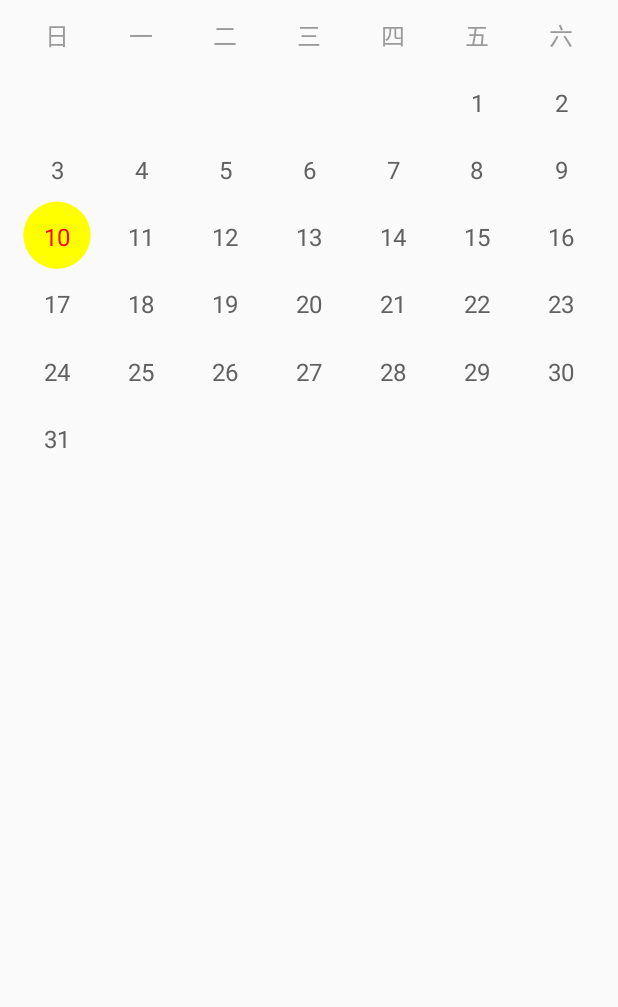
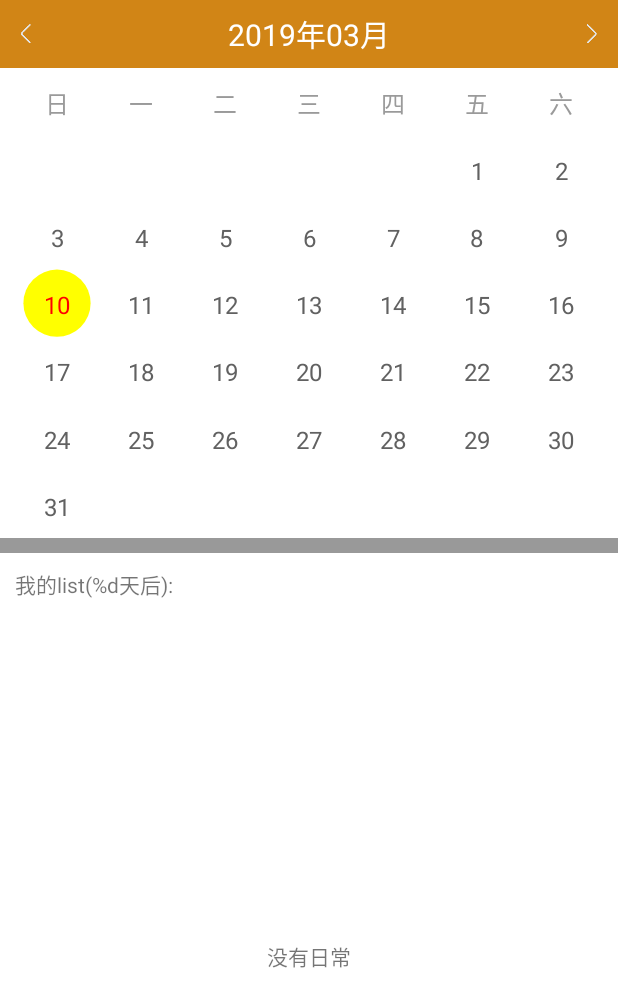
Before and after one commit to happyfsyy/ToDoList, an Android app: the screen it shows after launch (DateAct), on a phone screen of 412 x 824 dp. Shown: the top 1007 px of the screen. Run offline under Robolectric (Android 15) with nearby library versions, the phone set to English and light mode, and no system bars.

Commit message:
3/10 afternoon

```diff
--- a/app/src/main/java/com/example/todolist/activity/DateAct.java
+++ b/app/src/main/java/com/example/todolist/activity/DateAct.java
@@ -1,38 +1,156 @@
 package com.example.todolist.activity;
 
 import android.os.Bundle;
+import android.view.LayoutInflater;
+import android.view.View;
+import android.view.ViewGroup;
+import android.widget.ImageView;
+import android.widget.LinearLayout;
+import android.widget.TextView;
 
 import com.example.todolist.R;
+import com.example.todolist.adapter.CalendarPagerAdapter;
+import com.example.todolist.adapter.DateAdapter;
+import com.example.todolist.bean.ListItem;
+import com.example.todolist.db.ListItemDao;
 import com.example.todolist.listener.OnItemSelectedListener;
+import com.example.todolist.utils.DateUtil;
+import com.example.todolist.utils.DisplayUtil;
 import com.example.todolist.utils.ToastUtil;
 import com.example.todolist.view.CalendarView;
 
 import java.util.Calendar;
 import java.util.Date;
+import java.util.List;
 
 import androidx.annotation.Nullable;
+import androidx.recyclerview.widget.LinearLayoutManager;
+import androidx.recyclerview.widget.RecyclerView;
+import androidx.viewpager.widget.ViewPager;
 
 public class DateAct extends BaseActivity{
-    private CalendarView calendarView;
+    private ImageView lastMonth;
+    private ImageView nextMonth;
+    private TextView yearAndMonth;
     private static Calendar calendar;
+    private ViewPager viewPager;
+    private CalendarView[] calendarViews=new CalendarView[3];
+    private Date tempDate=new Date();
+    private CalendarPagerAdapter adapter;
+    private int currentImgIndex;
+    private boolean isChanged=false;
+    private RecyclerView recyclerView;
+    private List<ListItem> dataList;
+    private DateAdapter dateAdapter;
     @Override
     protected void onCreate(@Nullable Bundle savedInstanceState) {
         super.onCreate(savedInstanceState);
         setContentView(R.layout.activity_date);
-        calendarView=findViewById(R.id.calendar_view);
+
+        initViews();
+    }
+    private void initViews(){
         calendar=Calendar.getInstance();
-        calendarView.setOnItemSelectedListener(new OnItemSelectedListener() {
+        viewPager=findViewById(R.id.date_viewpager);
+        lastMonth=findViewById(R.id.date_last_month);
+        nextMonth=findViewById(R.id.date_next_month);
+        yearAndMonth=findViewById(R.id.date_year_month);
+        recyclerView=findViewById(R.id.date_recyclerView);
+        initYearAndMonthHeader();
+        initCalendarViews();
+        initViewPager();
+        initRecyclerView();
+    }
+    private void initYearAndMonthHeader(){
+        String yearAndMonthText=DateUtil.getYearAndMonth(tempDate);
+        yearAndMonth.setText(yearAndMonthText);
+        lastMonth.setOnClickListener(new View.OnClickListener() {
             @Override
-            public void onItemSelected(Date selectedDate) {
-                ToastUtil.showToast(getYearMonthDay(selectedDate));
+            public void onClick(View v) {
+                clickLast();
+                setCalendarViewsDate();
+            }
+        });
+        nextMonth.setOnClickListener(new View.OnClickListener() {
+            @Override
+            public void onClick(View v) {
+                clickNext();
+                setCalendarViewsDate();
             }
         });
     }
-    public static String getYearMonthDay(Date date){
-        calendar.setTime(date);
-        int year=calendar.get(Calendar.YEAR);
-        int month=calendar.get(Calendar.MONTH)+1;
-        int day=calendar.get(Calendar.DAY_OF_MONTH);
-        return String.format(MyApplication.getContext().getResources().getString(R.string.year_month_day),year,month,day);
+    private void clickLast(){
+        calendar.add(Calendar.MONTH,-1);
+        String yearMonthText=DateUtil.getYearAndMonth(calendar.getTime());
+        yearAndMonth.setText(yearMonthText);
     }
+    private void clickNext(){
+        calendar.add(Calendar.MONTH,1);
+        String yearMonthText=DateUtil.getYearAndMonth(calendar.getTime());
+        yearAndMonth.setText(yearMonthText);
+    }
+    private void initCalendarViews(){
+        for(int i=0;i<3;i++){
+            calendarViews[i]=new CalendarView(this);
+            calendarViews[i].setOnItemSelectedListener(new OnItemSelectedListener() {
+                @Override
+                public void onItemSelected(Date selectedDate) {
+                    for(int i=0;i<3;i++){
+                        if(calendarViews[i].getSelectedDate().compareTo(selectedDate)!=0){
+                            calendarViews[i].setSelectedDate(selectedDate);
+                        }
+                    }
+                    ToastUtil.showToast(DateUtil.getYearMonthDay(selectedDate));
+                    //todo private OnItemSelectedListener
+                }
+            });
+        }
+        setCalendarViewsDate();
+    }
+    private void initViewPager(){
+        float height=(DisplayUtil.getScreenWidth()-2*DisplayUtil.dp2px(10))*0.8f;
+        viewPager.setLayoutParams(new LinearLayout.LayoutParams(LinearLayout.LayoutParams.MATCH_PARENT,(int)height));
+        adapter=new CalendarPagerAdapter(calendarViews);
+        viewPager.setAdapter(adapter);
+        currentImgIndex=1;
+        viewPager.setCurrentItem(currentImgIndex);
+        viewPager.addOnPageChangeListener(new ViewPager.SimpleOnPageChangeListener() {
+            @Override
+            public void onPageSelected(int position) {
+                currentImgIndex=position;
+                isChanged=true;
+                if(currentImgIndex==2){
+                    clickNext();
+                }else if(currentImgIndex==0){
+                    clickLast();
+                }
+            }
+            @Override
+            public void onPageScrollStateChanged(int state) {
+                if(isChanged&&state==ViewPager.SCROLL_STATE_IDLE){
+                    setCalendarViewsDate();
+                    viewPager.setCurrentItem(1,false);
+                    isChanged=false;
+                }
+            }
+        });
+    }
+    private void setCalendarViewsDate(){
+        for(int i=0;i<3;i++){
+            calendar.add(Calendar.MONTH,i-1);
+            tempDate=calendar.getTime();
+            calendarViews[i].setCurMonthDate(tempDate);
+            calendar.add(Calendar.MONTH,1-i);
+        }
+    }
+    private void initRecyclerView(){
+        recyclerView.setLayoutManager(new LinearLayoutManager(this));
+        dataList= ListItemDao.queryAllItems(DateUtil.getYearMonthDayNumberic(tempDate));
+        dateAdapter=new DateAdapter(this,dataList);
+        View headerView= LayoutInflater.from(this).inflate(R.layout.date_header_item,null);
+        dateAdapter.addHeaderView(headerView);
+        recyclerView.setAdapter(dateAdapter);
+    }
+
+
 }
--- a/app/src/main/java/com/example/todolist/activity/ListActivity.java
+++ b/app/src/main/java/com/example/todolist/activity/ListActivity.java
@@ -99,7 +99,7 @@ public class ListActivity extends BaseActivity{
         calendar.add(Calendar.DAY_OF_MONTH,1);
         LogUtil.e("dayofWeek:\t"+calendar.get(Calendar.DAY_OF_WEEK));
         date=calendar.getTime();
-        time=DateUtil.dateToString(date);
+        time=DateUtil.getYearMonthDayNumberic(date);
         dateTextView.setText(time);
         //todo 根据数据库获取当天的状况,需不需要开启线程
         int status= DayStatusDao.queryStatus(time);
--- /dev/null
+++ b/app/src/main/java/com/example/todolist/adapter/CalendarPagerAdapter.java
@@ -0,0 +1,32 @@
+package com.example.todolist.adapter;
+
+import android.view.View;
+import android.view.ViewGroup;
+
+import androidx.annotation.NonNull;
+import androidx.viewpager.widget.PagerAdapter;
+
+public class CalendarPagerAdapter extends PagerAdapter {
+    private View[] views;
+    public CalendarPagerAdapter(View[] views){
+        this.views=views;
+    }
+    @Override
+    public void destroyItem(@NonNull ViewGroup container, int position, @NonNull Object object) {
+        container.removeView(views[position]);
+    }
+    @NonNull
+    @Override
+    public Object instantiateItem(@NonNull ViewGroup container, int position) {
+        container.addView(views[position]);
+        return views[position];
+    }
+    @Override
+    public int getCount() {
+        return views.length;
+    }
+    @Override
+    public boolean isViewFromObject(@NonNull View view, @NonNull Object object) {
+        return view==object;
+    }
+}
--- /dev/null
+++ b/app/src/main/java/com/example/todolist/adapter/DateAdapter.java
@@ -0,0 +1,97 @@
+package com.example.todolist.adapter;
+
+import android.content.Context;
+import android.view.LayoutInflater;
+import android.view.View;
+import android.view.ViewGroup;
+import android.widget.ImageView;
+import android.widget.TextView;
+
+import com.example.todolist.R;
+import com.example.todolist.bean.ListItem;
+
+import java.lang.reflect.Type;
+import java.util.List;
+
+import androidx.annotation.NonNull;
+import androidx.recyclerview.widget.RecyclerView;
+
+public class DateAdapter extends RecyclerView.Adapter<DateAdapter.NormalViewHolder> {
+    class NormalViewHolder extends RecyclerView.ViewHolder {
+        ImageView status;
+        TextView content;
+
+        public NormalViewHolder(@NonNull View itemView,int type) {
+            super(itemView);
+            if(type==ListItem.TYPE_HEADER&&headerView!=null)
+                return;
+            if(type==ListItem.TYPE_EMPTY)
+                return;
+            status = itemView.findViewById(R.id.date_item_status);
+            content = itemView.findViewById(R.id.date_item_content);
+        }
+    }
+    private List<ListItem> dataList;
+    private Context context;
+    private View headerView;
+
+    public DateAdapter(Context context,List<ListItem> dataList){
+        this.dataList=dataList;
+        this.context=context;
+    }
+    @NonNull
+    @Override
+    public DateAdapter.NormalViewHolder onCreateViewHolder(@NonNull ViewGroup parent, int viewType) {
+        View itemView=null;
+        if(headerView!=null&&viewType==ListItem.TYPE_HEADER){
+            //todo 这里改为每一个itemview对应一种viewholder试试看，哪怕只有一个textview
+//            itemView= LayoutInflater.from(context).inflate(R.layout.date_header_item,parent,false);
+            itemView=headerView;
+        }else if(viewType==ListItem.TYPE_EMPTY){
+            itemView=LayoutInflater.from(context).inflate(R.layout.date_empty_item,parent,false);
+        }else if(viewType==ListItem.TYPE_NORMAL){
+            itemView=LayoutInflater.from(context).inflate(R.layout.date_normal_item,parent,false);
+        }
+        return new NormalViewHolder(itemView, viewType);
+    }
+
+    @Override
+    public void onBindViewHolder(@NonNull DateAdapter.NormalViewHolder holder, int position) {
+        int itemViewType=getItemViewType(position);
+        if(itemViewType==ListItem.TYPE_NORMAL){
+            int status=dataList.get(position).getStatus();
+            String content=dataList.get(position).getContent();
+            //todo 这里根据status的情况，setImageRes，完成未完成
+            holder.status.setImageResource(R.drawable.emotion1);
+            holder.content.setText(content);
+        }
+    }
+
+    @Override
+    public int getItemCount() {
+        if(dataList.size()==0){
+            if(headerView!=null){
+                return 2;
+            }else{
+                return 1;
+            }
+        }else{
+            if(headerView!=null){
+                return dataList.size()+1;
+            }else{
+                return dataList.size();
+            }
+        }
+    }
+
+    @Override
+    public int getItemViewType(int position) {
+        if(headerView!=null&&position==0) return ListItem.TYPE_HEADER;
+        if(dataList.size()==0) return ListItem.TYPE_EMPTY;
+        return ListItem.TYPE_NORMAL;
+    }
+    public void addHeaderView(View headerView){
+        this.headerView=headerView;
+        notifyItemInserted(0);
+    }
+}
--- a/app/src/main/java/com/example/todolist/utils/DateUtil.java
+++ b/app/src/main/java/com/example/todolist/utils/DateUtil.java
@@ -1,4 +1,9 @@
 package com.example.todolist.utils;
+
+import android.content.res.Resources;
+
+import com.example.todolist.R;
+import com.example.todolist.activity.MyApplication;
 
 import java.text.DateFormat;
 import java.text.SimpleDateFormat;
@@ -6,8 +11,27 @@ import java.util.Calendar;
 import java.util.Date;
 
 public class DateUtil {
-    private static SimpleDateFormat simpleDateFormat= new SimpleDateFormat("yyyy/MM/dd");
-    public static String dateToString(Date date){
-        return simpleDateFormat.format(date);
+    private static Resources resources= MyApplication.getContext().getResources();
+//    private static SimpleDateFormat simpleDateFormat= new SimpleDateFormat("yyyy/MM/dd");
+    private static Calendar calendar=Calendar.getInstance();
+    public static String getYearMonthDayNumberic(Date date){
+        calendar.setTime(date);
+        int year=calendar.get(Calendar.YEAR);
+        int month=calendar.get(Calendar.MONTH)+1;
+        int day=calendar.get(Calendar.DAY_OF_MONTH);
+        return String.format(resources.getString(R.string.year_month_day_numberic),year,month,day);
+    }
+    public static String getYearAndMonth(Date date){
+        calendar.setTime(date);
+        int year=calendar.get(Calendar.YEAR);
+        int month=calendar.get(Calendar.MONTH)+1;
+        return String.format(resources.getString(R.string.year_and_month),year,month);
+    }
+    public static String getYearMonthDay(Date date){
+        calendar.setTime(date);
+        int year=calendar.get(Calendar.YEAR);
+        int month=calendar.get(Calendar.MONTH)+1;
+        int day=calendar.get(Calendar.DAY_OF_MONTH);
+        return String.format(resources.getString(R.string.year_month_day),year,month,day);
     }
 }
--- a/app/src/main/java/com/example/todolist/view/CalendarView.java
+++ b/app/src/main/java/com/example/todolist/view/CalendarView.java
@@ -12,6 +12,7 @@ import android.view.View;
 import com.example.todolist.R;
 import com.example.todolist.activity.DateAct;
 import com.example.todolist.listener.OnItemSelectedListener;
+import com.example.todolist.utils.DateUtil;
 import com.example.todolist.utils.DisplayUtil;
 import com.example.todolist.utils.LogUtil;
 
@@ -36,7 +37,7 @@ public class CalendarView extends View {
     private Paint selectedBgPaint;//圆圈
     private int selectedBgColor=Color.YELLOW;
     private int todayColor=Color.RED;
-    private Calendar calendar;//这是个变量，我需要不断的用它
+    private Calendar calendar;//这就是个变量
     private Date todayDate;//不变的，就是今天
     private Date curMonthDate;
     private Date selectedDate;
@@ -44,6 +45,7 @@ public class CalendarView extends View {
     private int[] dayText=new int[42];
     private int curMonthStartIndex;
     private int curMonthEndIndex;
+    private int dayNum;//这个月有多少天
     private float dayTextHeight;
     private OnItemSelectedListener onItemSelectedListener;
 
@@ -55,13 +57,25 @@ public class CalendarView extends View {
         init();
     }
     private void init(){
+        calendar=Calendar.getInstance();
+        todayDate=new Date();
+        selectedDate=new Date();
+        curMonthDate=new Date();
+
         leftPadding=DisplayUtil.dp2px(10);
         rightPadding=leftPadding;
         width=DisplayUtil.getScreenWidth();
         cellWidth=(width-2*leftPadding)/7f;
         cellHeight=cellWidth*0.8f;
-        height=(int)(cellHeight*7);
 
+        calculateStartEndIndex();
+        if(curMonthEndIndex<28){
+            height=(int)(cellHeight*5);
+        }else if(curMonthEndIndex<35){
+            height=(int)(cellHeight*6);
+        }else{
+            height=(int)(cellHeight*7);
+        }
 
         weekPaint=new Paint(Paint.ANTI_ALIAS_FLAG);
         weekPaint.setTextSize(DisplayUtil.sp2px(16));
@@ -78,11 +92,6 @@ public class CalendarView extends View {
         selectedBgPaint=new Paint(Paint.ANTI_ALIAS_FLAG);
         selectedBgPaint.setColor(selectedBgColor);
 
-        calendar=Calendar.getInstance();
-        todayDate=new Date();
-        selectedDate=new Date();
-        curMonthDate=new Date();
-
         Rect rect=new Rect();
         dayPaint.getTextBounds("日",0,1,rect);
         dayTextHeight=rect.height();
@@ -94,6 +103,7 @@ public class CalendarView extends View {
     }
     @Override
     protected void onDraw(Canvas canvas) {
+        canvas.drawColor(Color.WHITE);
         //画日、一、二、三、四、五、六那一行
         float weekTextX,weekTextY;
         weekTextY=cellHeight/2+dayTextHeight/2;
@@ -138,18 +148,21 @@ public class CalendarView extends View {
         return paint.measureText(text);
     }
 
-    private void calculateDate(){
+    private void calculateStartEndIndex(){
         calendar.setTime(curMonthDate);
         calendar.set(Calendar.DAY_OF_MONTH,1);
         int dayOfWeek=calendar.get(Calendar.DAY_OF_WEEK);//1号是星期几
         curMonthStartIndex=dayOfWeek-1;
+        calendar.add(Calendar.MONTH,1);
+        calendar.set(Calendar.DAY_OF_MONTH,0);
+        dayNum=calendar.get(Calendar.DAY_OF_MONTH);
+        curMonthEndIndex=curMonthStartIndex+dayNum-1;
+    }
+    private void calculateDate(){
+        calculateStartEndIndex();
         for(int i=0;i<curMonthStartIndex;i++){
             dayText[i]=-1;
         }
-        calendar.add(Calendar.MONTH,1);
-        calendar.set(Calendar.DAY_OF_MONTH,0);
-        int dayNum=calendar.get(Calendar.DAY_OF_MONTH);
-        curMonthEndIndex=curMonthStartIndex+dayNum-1;
         for(int i=1;i<=dayNum;i++){
             dayText[curMonthStartIndex+i-1]=i;
         }
@@ -209,7 +222,8 @@ public class CalendarView extends View {
     private int getSelectedIndex(){
         calendar.setTime(selectedDate);
         int day=calendar.get(Calendar.DAY_OF_MONTH);
-        return curMonthStartIndex+day-1;
+        int selectedIndex=curMonthStartIndex+day-1;
+        return selectedIndex>curMonthEndIndex?curMonthEndIndex:selectedIndex;
     }
     private void drawSelectedBg(Canvas canvas){
         int selectedIndex=getSelectedIndex();
@@ -223,4 +237,15 @@ public class CalendarView extends View {
     public void setOnItemSelectedListener(OnItemSelectedListener onItemSelectedListener){
         this.onItemSelectedListener=onItemSelectedListener;
     }
+    public void setCurMonthDate(Date curMonthDate){
+        this.curMonthDate=curMonthDate;
+        this.postInvalidate();
+    }
+    public void setSelectedDate(Date selectedDate){
+        this.selectedDate=selectedDate;
+        this.postInvalidate();
+    }
+    public Date getSelectedDate(){
+        return selectedDate;
+    }
 }
--- a/app/src/main/res/layout/activity_date.xml
+++ b/app/src/main/res/layout/activity_date.xml
@@ -1,10 +1,49 @@
 <?xml version="1.0" encoding="utf-8"?>
 <LinearLayout xmlns:android="http://schemas.android.com/apk/res/android"
-    android:orientation="vertical" android:layout_width="match_parent"
-    android:layout_height="match_parent">
-    <com.example.todolist.view.CalendarView
-        android:id="@+id/calendar_view"
+    android:layout_width="match_parent"
+    android:layout_height="match_parent"
+    android:orientation="vertical"
+    android:background="#999999">
+    <RelativeLayout
         android:layout_width="match_parent"
-        android:layout_height="match_parent">
-    </com.example.todolist.view.CalendarView>
+        android:layout_height="wrap_content"
+        android:background="@color/colorTheme"
+        android:paddingTop="@dimen/default_inner_padding"
+        android:paddingBottom="@dimen/default_inner_padding">
+        <ImageView
+            android:id="@+id/date_last_month"
+            android:layout_width="wrap_content"
+            android:layout_height="wrap_content"
+            android:layout_alignParentStart="true"
+            android:layout_centerVertical="true"
+            android:padding="@dimen/default_margin"
+            android:src="@drawable/last_month" />
+        <ImageView
+            android:id="@+id/date_next_month"
+            android:layout_width="wrap_content"
+            android:layout_height="wrap_content"
+            android:layout_alignParentEnd="true"
+            android:layout_centerVertical="true"
+            android:padding="@dimen/default_margin"
+            android:src="@drawable/next_month" />
+        <TextView
+            android:id="@+id/date_year_month"
+            android:layout_width="wrap_content"
+            android:layout_height="wrap_content"
+            android:layout_centerInParent="true"
+            android:textSize="20sp"
+            android:textColor="#fff"/>
+    </RelativeLayout>
+    <androidx.viewpager.widget.ViewPager
+        android:id="@+id/date_viewpager"
+        android:layout_width="match_parent"
+        android:layout_height="wrap_content">
+    </androidx.viewpager.widget.ViewPager>
+    <androidx.recyclerview.widget.RecyclerView
+        android:id="@+id/date_recyclerView"
+        android:layout_marginTop="10dp"
+        android:layout_width="match_parent"
+        android:layout_height="match_parent"
+        android:background="#fff">
+    </androidx.recyclerview.widget.RecyclerView>
 </LinearLayout>
--- /dev/null
+++ b/app/src/main/res/layout/date_empty_item.xml
@@ -0,0 +1,10 @@
+<?xml version="1.0" encoding="utf-8"?>
+<RelativeLayout xmlns:android="http://schemas.android.com/apk/res/android"
+    android:layout_width="match_parent" android:layout_height="match_parent">
+    <TextView
+        android:layout_width="wrap_content"
+        android:layout_height="wrap_content"
+        android:textSize="14sp"
+        android:text="@string/empty_item_text"
+        android:layout_centerInParent="true"/>
+</RelativeLayout>
--- /dev/null
+++ b/app/src/main/res/layout/date_header_item.xml
@@ -0,0 +1,11 @@
+<?xml version="1.0" encoding="utf-8"?>
+<LinearLayout xmlns:android="http://schemas.android.com/apk/res/android"
+    android:orientation="vertical" android:layout_width="match_parent"
+    android:layout_height="wrap_content"
+    android:padding="@dimen/default_layout_padding">
+    <TextView
+        android:id="@+id/date_item_header_text"
+        android:layout_width="wrap_content"
+        android:layout_height="wrap_content"
+        android:text="@string/date_item_header"/>
+</LinearLayout>
--- a/app/src/main/res/values/colors.xml
+++ b/app/src/main/res/values/colors.xml
@@ -7,4 +7,5 @@
     <color name="colorThemeDark">#9B6F2D</color>
     <color name="colorSelected">@android:color/darker_gray</color>
     <color name="line_color">#d3d3d3</color>
+    <color name="yearAndMonthHeader">#6D4242</color>
 </resources>
--- a/app/src/main/res/values/strings.xml
+++ b/app/src/main/res/values/strings.xml
@@ -1,6 +1,9 @@
 <resources>
     <string name="app_name">ToDoList</string>
     <string name="list_settings">Settings</string>
-    <string name="year_and_month">%d年%d月</string>
+    <string name="year_month_day_numberic">%4d/%2d/%2d</string>
+    <string name="year_and_month">%d年%02d月</string>
     <string name="year_month_day">%d年%02d月%02d日</string>
+    <string name="empty_item_text">没有日常</string>
+    <string name="date_item_header">我的list(%d天后):</string>
 </resources>
--- a/build.gradle
+++ b/build.gradle
@@ -7,7 +7,7 @@ buildscript {
 
     }
     dependencies {
-        classpath 'com.android.tools.build:gradle:3.3.1'
+        classpath 'com.android.tools.build:gradle:3.3.2'
 
         // NOTE: Do not place your application dependencies here; they belong
         // in the individual module build.gradle files
```
Also changed, not shown: app/src/main/java/com/example/todolist/bean/ListItem.java (+18 -0 lines), app/src/main/res/layout/date_normal_item.xml (added, +19 -0 lines), app/src/main/res/drawable-xxhdpi/last_month.png (added), app/src/main/res/drawable-xxhdpi/next_month.png (added).
